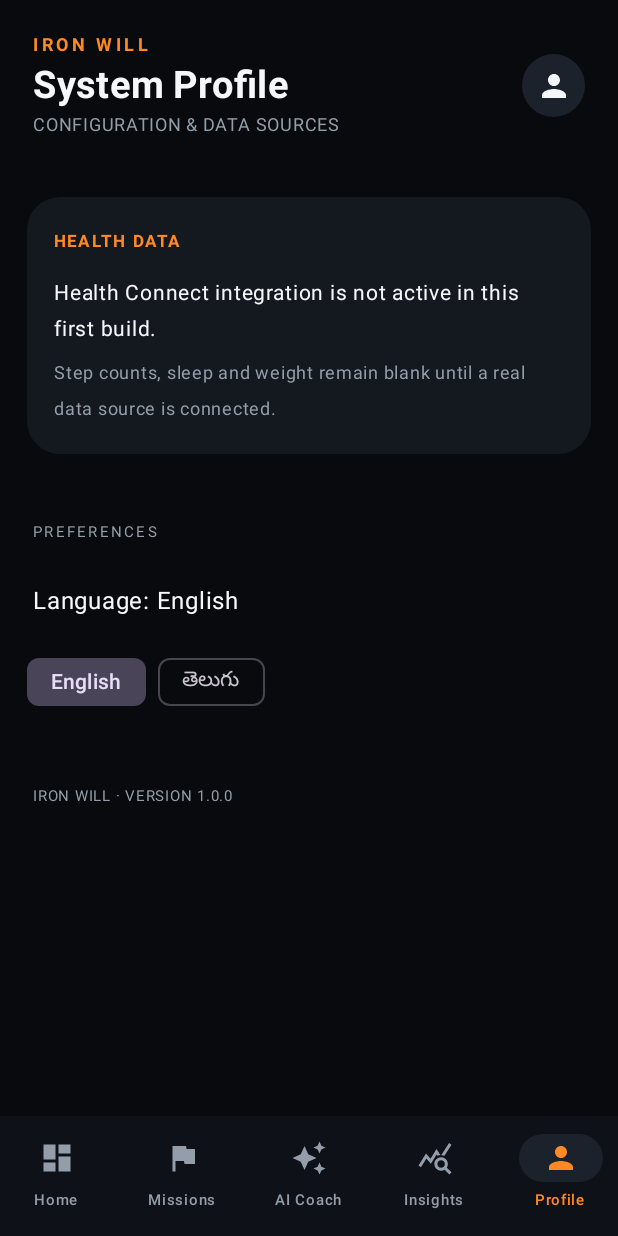
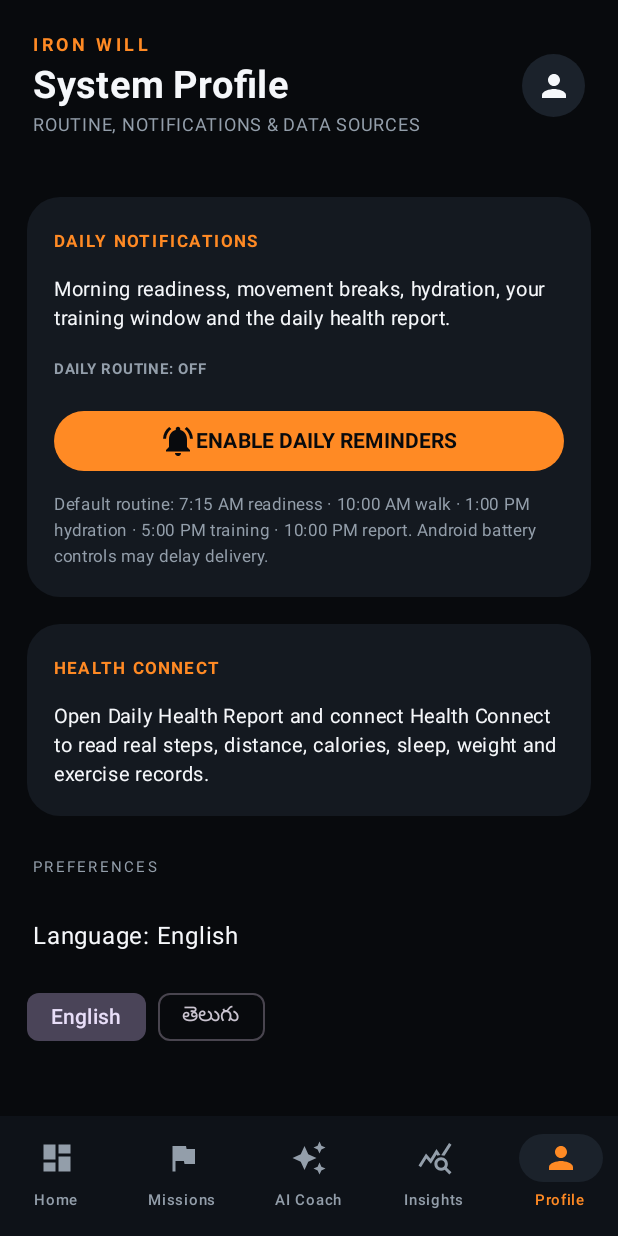
Before and after one commit to PrudhviRaj1695/Workout, an Android app built with Jetpack Compose: the screen it shows after launch (MainActivity), item 5 of the bottom bar chosen, on a phone screen of 412 x 824 dp. Run offline under Robolectric (Android 15) with nearby library versions, the phone set to English and light mode, and no system bars.

Commit message:
Connect daily report and notification settings into app navigation

```diff
--- a/app/src/main/java/com/ironwill/app/MainActivity.kt
+++ b/app/src/main/java/com/ironwill/app/MainActivity.kt
@@ -1,6 +1,10 @@
 package com.ironwill.app
 
 import android.os.Bundle
+import android.Manifest
+import android.app.Activity
+import android.content.pm.PackageManager
+import android.os.Build
 import androidx.activity.ComponentActivity
 import androidx.activity.compose.setContent
 import androidx.compose.animation.core.animateFloatAsState
@@ -28,6 +32,9 @@ import androidx.compose.ui.text.font.FontWeight
 import androidx.compose.ui.text.style.TextAlign
 import androidx.compose.ui.unit.dp
 import androidx.compose.ui.unit.sp
+import androidx.compose.ui.platform.LocalContext
+import androidx.core.app.ActivityCompat
+import androidx.core.content.ContextCompat
 
 private val Bg = Color(0xFF080A0D)
 private val Panel = Color(0xFF141920)
@@ -97,7 +104,7 @@ fun IronWillApp() {
                             Tab.Home -> HomeScreen(onStart = { showWorkout = true }, onMissions = { tab = Tab.Missions })
                             Tab.Missions -> MissionsScreen(onStart = { showWorkout = true })
                             Tab.Coach -> CoachScreen(personality, { personality = it }, language, { language = it })
-                            Tab.Insights -> InsightsScreen()
+                            Tab.Insights -> DailyReportScreen()
                             Tab.Profile -> ProfileScreen(language, { language = it })
                         }
                     }
@@ -312,13 +319,41 @@ private fun InsightsScreen() {
 
 @Composable
 private fun ProfileScreen(language: String, onLanguage: (String) -> Unit) {
+    val context = LocalContext.current
+    val notificationsOn = remember { mutableStateOf(RoutineNotifications.isEnabled(context)) }
     LazyColumn(Modifier.fillMaxSize()) {
-        item { Header("System Profile", "CONFIGURATION & DATA SOURCES") }
+        item { Header("System Profile", "ROUTINE, NOTIFICATIONS & DATA SOURCES") }
         item {
-            Column(Modifier.padding(18.dp).clip(RoundedCornerShape(22.dp)).background(Panel).padding(18.dp)) {
-                Text("HEALTH DATA", color = Orange, fontSize = 11.sp, fontWeight = FontWeight.Bold, letterSpacing = 1.5.sp)
-                Text("Health Connect integration is not active in this first build.", color = White, fontSize = 14.sp, modifier = Modifier.padding(top = 10.dp))
-                Text("Step counts, sleep and weight remain blank until a real data source is connected.", color = Muted, fontSize = 12.sp, modifier = Modifier.padding(top = 5.dp))
+            Column(Modifier.padding(18.dp).fillMaxWidth().clip(RoundedCornerShape(22.dp)).background(Panel).padding(18.dp)) {
+                Text("DAILY NOTIFICATIONS", color = Orange, fontSize = 11.sp, fontWeight = FontWeight.Bold, letterSpacing = 1.5.sp)
+                Text("Morning readiness, movement breaks, hydration, your training window and the daily health report.", color = White, fontSize = 13.sp, lineHeight = 19.sp, modifier = Modifier.padding(top = 10.dp))
+                Text(if (notificationsOn.value) "DAILY ROUTINE: ACTIVE" else "DAILY ROUTINE: OFF", color = if (notificationsOn.value) Green else Muted, fontSize = 10.sp, fontWeight = FontWeight.Bold, modifier = Modifier.padding(top = 12.dp))
+                Button(
+                    onClick = {
+                        if (notificationsOn.value) {
+                            RoutineNotifications.cancelAll(context)
+                            notificationsOn.value = false
+                        } else {
+                            RoutineNotifications.scheduleDaily(context)
+                            notificationsOn.value = true
+                            if (Build.VERSION.SDK_INT >= 33 && ContextCompat.checkSelfPermission(context, Manifest.permission.POST_NOTIFICATIONS) != PackageManager.PERMISSION_GRANTED) {
+                                (context as? Activity)?.let { ActivityCompat.requestPermissions(it, arrayOf(Manifest.permission.POST_NOTIFICATIONS), 9101) }
+                            }
+                        }
+                    },
+                    modifier = Modifier.fillMaxWidth().padding(top = 12.dp),
+                    colors = ButtonDefaults.buttonColors(containerColor = if (notificationsOn.value) Raised else Orange)
+                ) {
+                    Icon(if (notificationsOn.value) Icons.Default.NotificationsOff else Icons.Default.NotificationsActive, contentDescription = null)
+                    Text(if (notificationsOn.value) "TURN OFF REMINDERS" else "ENABLE DAILY REMINDERS", color = if (notificationsOn.value) White else Bg, fontWeight = FontWeight.Bold)
+                }
+                Text("Default routine: 7:15 AM readiness · 10:00 AM walk · 1:00 PM hydration · 5:00 PM training · 10:00 PM report. Android battery controls may delay delivery.", color = Muted, fontSize = 11.sp, lineHeight = 17.sp, modifier = Modifier.padding(top = 10.dp))
+            }
+        }
+        item {
+            Column(Modifier.padding(horizontal = 18.dp).fillMaxWidth().clip(RoundedCornerShape(22.dp)).background(Panel).padding(18.dp)) {
+                Text("HEALTH CONNECT", color = Orange, fontSize = 11.sp, fontWeight = FontWeight.Bold, letterSpacing = 1.5.sp)
+                Text("Open Daily Health Report and connect Health Connect to read real steps, distance, calories, sleep, weight and exercise records.", color = White, fontSize = 13.sp, lineHeight = 19.sp, modifier = Modifier.padding(top = 10.dp))
             }
         }
         item {
@@ -328,9 +363,7 @@ private fun ProfileScreen(language: String, onLanguage: (String) -> Unit) {
                 listOf("English", "తెలుగు").forEach { lang -> FilterChip(selected = language == lang, onClick = { onLanguage(lang) }, label = { Text(lang) }, modifier = Modifier.padding(end = 8.dp)) }
             }
         }
-        item {
-            Text("IRON WILL · VERSION 1.0.0", color = Muted, fontSize = 10.sp, modifier = Modifier.padding(22.dp))
-        }
+        item { Text("IRON WILL · VERSION 1.1.0", color = Muted, fontSize = 10.sp, modifier = Modifier.padding(22.dp)) }
     }
 }
 
```
